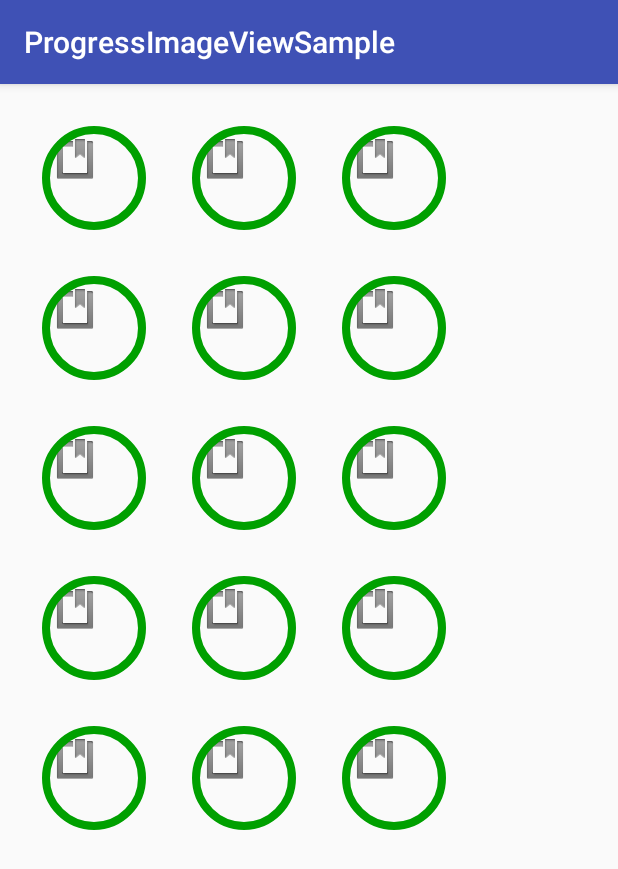
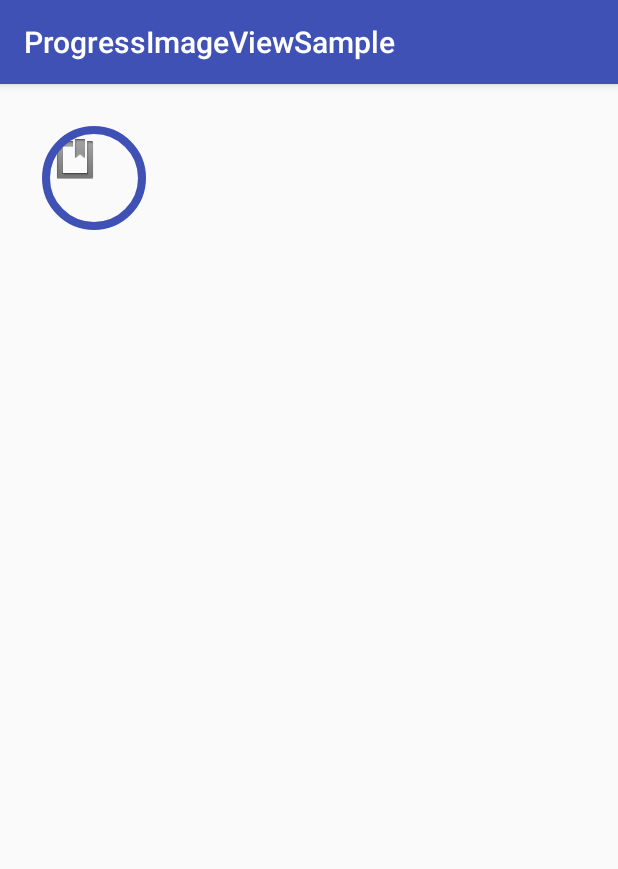
Before and after one commit to stefanosiano/PowerfulImageView, an Android app: the screen it shows after launch (MainActivity), on a phone screen of 412 x 824 dp. Shown: the top 869 px of the screen. Run offline under Robolectric (Android 15) with nearby library versions, the light colour scheme and no system bars.

Commit message:
separated progress drawing logic into dofferent classes added indeterminate progress color array added default colors

```diff
--- a/progressimageview/src/main/java/com/stefanosiano/progressimageview/ProgressCircleAnimation.java
+++ /dev/null
@@ -1,24 +0,0 @@
-package com.stefanosiano.progressimageview;
-
-import android.view.animation.Animation;
-import android.view.animation.Transformation;
-
-/**
- * Created by stefano on 3/11/17.
- */
-
-public class ProgressCircleAnimation extends Animation {
-
-    private ProgressImageView piv;
-    private int angle;
-
-    public ProgressCircleAnimation(ProgressImageView piv) {
-        this.piv = piv;
-    }
-
-    @Override
-    protected void applyTransformation(float interpolatedTime, Transformation transformation) {
-        angle = (int) (360 * interpolatedTime);
-        piv.setProgressAngleForAnimation(angle);
-    }
-}
--- a/progressimageview/src/main/java/com/stefanosiano/progressimageview/ProgressImageView.java
+++ b/progressimageview/src/main/java/com/stefanosiano/progressimageview/ProgressImageView.java
@@ -1,15 +1,21 @@
 package com.stefanosiano.progressimageview;
 
 import android.content.Context;
+import android.content.res.Resources;
 import android.content.res.TypedArray;
 import android.graphics.Canvas;
 import android.graphics.Color;
-import android.graphics.Paint;
 import android.graphics.RectF;
+import android.os.Build;
 import android.util.AttributeSet;
-import android.view.animation.AccelerateDecelerateInterpolator;
-import android.view.animation.Animation;
+import android.util.Log;
+import android.view.animation.Interpolator;
 import android.widget.ImageView;
+
+import com.stefanosiano.progressimageview.progress.DeterminateProgressDrawer;
+import com.stefanosiano.progressimageview.progress.DummyProgressDrawer;
+import com.stefanosiano.progressimageview.progress.IndeterminateProgressDrawer;
+import com.stefanosiano.progressimageview.progress.ProgressDrawer;
 
 /**
  * Created by stefano on 10/03/17.
@@ -23,19 +29,20 @@ public class ProgressImageView extends ImageView {
     private static final int DEFAULT_PROGRESS_CIRCLE_BORDER_WIDTH = 2;
     private static final int DEFAULT_PROGRESS_CIRCLE_BORDER_SIZE = 16;
     private static final int DEFAULT_PROGRESS_PERCENT = 0;
-    private static final int DEFAULT_PROGRESS_COLOR = Color.parseColor("#00A000");
-    private static final int DEFAULT_REMAINING_PROGRESS_COLOR = Color.LTGRAY;
 
     private final RectF progressBounds;
-    private final Paint progressPaint;
-    private final Paint progressRemainingPaint;
 
     private int mProgressCircleBorderWidth = DEFAULT_PROGRESS_CIRCLE_BORDER_WIDTH;
     private int mProgressCircleSize = DEFAULT_PROGRESS_CIRCLE_BORDER_SIZE;
     private int mProgressState = PROGRESS_STATE_DISABLED;
-    private int mProgressAngle = 0;
     private int mProgressColor = 0;
-    private int mProgressProgressColor = 0;
+    private int mRemainingProgressColor = 0;
+    private int[] mIndeterminateProgressColorArray = {};
+
+    private final DummyProgressDrawer dummyProgressDrawer;
+    private final DeterminateProgressDrawer determinateProgressDrawer;
+    private final IndeterminateProgressDrawer indeterminateProgressDrawer;
+    private ProgressDrawer progressDrawer;
 
     public ProgressImageView(Context context) {
         this(context, null, 0);
@@ -47,47 +54,42 @@ public class ProgressImageView extends ImageView {
 
     public ProgressImageView(Context context, AttributeSet attrs, int defStyleAttr) {
         super(context, attrs, defStyleAttr);
-        progressBounds = new RectF();
-        progressPaint = new Paint();
-        progressRemainingPaint = new Paint();
+
+        this.progressBounds = new RectF();
+        this.dummyProgressDrawer = new DummyProgressDrawer();
+        this.determinateProgressDrawer = new DeterminateProgressDrawer(this);
+        this.indeterminateProgressDrawer = new IndeterminateProgressDrawer(this);
 
         TypedArray a = context.obtainStyledAttributes(attrs, R.styleable.ProgressImageView, defStyleAttr, 0);
 
-        mProgressCircleBorderWidth = a.getDimensionPixelSize(R.styleable.ProgressImageView_piv_progress_circle_border_width, DEFAULT_PROGRESS_CIRCLE_BORDER_WIDTH);
-        mProgressCircleSize = a.getDimensionPixelSize(R.styleable.ProgressImageView_piv_progress_circle_size, DEFAULT_PROGRESS_CIRCLE_BORDER_SIZE);
-        mProgressState = a.getInteger(R.styleable.ProgressImageView_piv_progress_state, PROGRESS_STATE_DISABLED);
-        mProgressColor = a.getColor(R.styleable.ProgressImageView_piv_progress_color, DEFAULT_PROGRESS_COLOR);
-        mProgressProgressColor = a.getColor(R.styleable.ProgressImageView_piv_progress_remaining_color, DEFAULT_REMAINING_PROGRESS_COLOR);
-        mProgressAngle = (int) Math.floor(a.getFloat(R.styleable.ProgressImageView_piv_progress_percent, DEFAULT_PROGRESS_PERCENT) * 3.6f);
-        mProgressAngle = mProgressAngle % 360;
+        this.mProgressCircleBorderWidth = a.getDimensionPixelSize(R.styleable.ProgressImageView_piv_progress_circle_border_width, DEFAULT_PROGRESS_CIRCLE_BORDER_WIDTH);
+        this.mProgressCircleSize = a.getDimensionPixelSize(R.styleable.ProgressImageView_piv_progress_circle_size, DEFAULT_PROGRESS_CIRCLE_BORDER_SIZE);
+        this.mProgressState = a.getInteger(R.styleable.ProgressImageView_piv_progress_state, PROGRESS_STATE_DISABLED);
+        this.mProgressColor = a.getColor(R.styleable.ProgressImageView_piv_progress_color,
+                Build.VERSION.SDK_INT < Build.VERSION_CODES.M ? getResources().getColor(R.color.piv_default_progress_color) : getResources().getColor(R.color.piv_default_progress_color, getContext().getTheme()));
+        this.mRemainingProgressColor = a.getColor(R.styleable.ProgressImageView_piv_progress_remaining_color,
+                Build.VERSION.SDK_INT < Build.VERSION_CODES.M ? getResources().getColor(R.color.piv_default_remaining_progress_color) : getResources().getColor(R.color.piv_default_remaining_progress_color, getContext().getTheme()));
+        int angle = (int) (a.getFloat(R.styleable.ProgressImageView_piv_progress_percent, DEFAULT_PROGRESS_PERCENT) * 3.6f);
+        this.determinateProgressDrawer.setProgressAngle(angle);
+
+        final int id = a.getResourceId(R.styleable.ProgressImageView_piv_indeterminate_progress_color_array, R.array.piv_default_indeterminate_progress_colors);
+
+        try{
+            mIndeterminateProgressColorArray = a.getResources().getIntArray(id);
+            if(mIndeterminateProgressColorArray.length < 2){
+                mIndeterminateProgressColorArray = new int[]{this.mRemainingProgressColor, this.mProgressColor};
+            }
+
+        }
+        catch (Resources.NotFoundException e){
+            e.printStackTrace();
+            Log.e("ASD", "3");
+            mIndeterminateProgressColorArray = new int[]{this.mRemainingProgressColor, this.mProgressColor};
+        }
 
         a.recycle();
 
-        ProgressCircleAnimation animation = new ProgressCircleAnimation(this);
-        animation.setRepeatCount(Animation.INFINITE);
-        animation.setRepeatMode(Animation.INFINITE);
-        animation.setInterpolator(new AccelerateDecelerateInterpolator());
-        animation.setDuration(1000);
-        animation.setAnimationListener(new Animation.AnimationListener() {
-            @Override
-            public void onAnimationStart(Animation animation) {
-
-            }
-
-            @Override
-            public void onAnimationEnd(Animation animation) {
-            }
-
-            @Override
-            public void onAnimationRepeat(Animation animation) {
-                progressRemainingPaint.setColor(progressPaint.getColor());
-                progressPaint.setColor(progressPaint.getColor()+100);
-            }
-        });
-
-        if(mProgressState == PROGRESS_STATE_INDETERMINATE) {
-            startAnimation(animation);
-        }
+        changeProgressState(mProgressState);
     }
 
     @Override
@@ -109,61 +111,54 @@ public class ProgressImageView extends ImageView {
     }
 
     private void setup(){
-        progressPaint.setColor(mProgressColor);
-        progressPaint.setStrokeWidth(mProgressCircleBorderWidth);
-        progressPaint.setAntiAlias(true);
-        progressPaint.setStyle(Paint.Style.STROKE);
-        progressRemainingPaint.setColor(mProgressProgressColor);
-        progressRemainingPaint.setStrokeWidth(mProgressCircleBorderWidth);
-        progressRemainingPaint.setAntiAlias(true);
-        progressRemainingPaint.setStyle(Paint.Style.STROKE);
 
         progressBounds.set(
-                getWidth() - mProgressCircleSize - progressPaint.getStrokeWidth() - getPaddingRight(),
-                getHeight() - mProgressCircleSize - progressPaint.getStrokeWidth() - getPaddingBottom(),
-                getWidth() - progressPaint.getStrokeWidth() - getPaddingRight(),
-                getHeight() - progressPaint.getStrokeWidth() - getPaddingBottom());
+                getWidth() - mProgressCircleSize - mProgressCircleBorderWidth - getPaddingRight(),
+                getHeight() - mProgressCircleSize - mProgressCircleBorderWidth - getPaddingBottom(),
+                getWidth() - mProgressCircleBorderWidth - getPaddingRight(),
+                getHeight() - mProgressCircleBorderWidth - getPaddingBottom());
     }
+
+    private void changeProgressState(int progressState){
+        mProgressState = progressState;
+        switch (mProgressState){
+            case PROGRESS_STATE_INDETERMINATE:
+                progressDrawer = indeterminateProgressDrawer;
+                break;
+            case PROGRESS_STATE_DETERMINATE:
+                progressDrawer = determinateProgressDrawer;
+                break;
+            default:
+            case PROGRESS_STATE_DISABLED:
+                progressDrawer = dummyProgressDrawer;
+                break;
+        }
+        progressDrawer.init(mProgressColor, mProgressCircleBorderWidth, mRemainingProgressColor, mIndeterminateProgressColorArray);
+    }
+
 
     @Override
     protected void onDraw(Canvas canvas) {
         super.onDraw(canvas);
-
-        switch (mProgressState){
-            case PROGRESS_STATE_INDETERMINATE:
-                canvas.drawArc(progressBounds, -90 + mProgressAngle, 360 - mProgressAngle, false, progressRemainingPaint);
-                canvas.drawArc(progressBounds, -90, mProgressAngle, false, progressPaint);
-                break;
-            case PROGRESS_STATE_DETERMINATE:
-                canvas.drawArc(progressBounds, -90 + mProgressAngle, 360 - mProgressAngle, false, progressRemainingPaint);
-                canvas.drawArc(progressBounds, -90, mProgressAngle, false, progressPaint);
-                break;
-            case PROGRESS_STATE_DISABLED:
-            default:
-                break;
-        }
-
+        progressDrawer.draw(canvas, progressBounds);
     }
 
 
-    public void setProgressPercent(double progressPercent) {
-        this.mProgressState = PROGRESS_STATE_DETERMINATE;
-        this.mProgressAngle = (int) Math.floor(progressPercent * 3.6d);
-        this.mProgressAngle = mProgressAngle % 360;
-        postInvalidate();
+    public final void setProgressPercent(double progressPercent) {
+        changeProgressState(PROGRESS_STATE_DETERMINATE);
+        int angle = (int) (progressPercent * 3.6f);
+        determinateProgressDrawer.setProgressAngle(angle);
     }
 
-    public void setProgressAngleForAnimation(int progressAngle) {
-        this.mProgressAngle = progressAngle;
-        this.mProgressAngle = mProgressAngle % 360;
-        postInvalidate();
-    }
-
-    public void disableProgress(){
+    public final void disableProgress(){
         this.mProgressState = PROGRESS_STATE_DISABLED;
     }
 
-    public void setProgressIndeterminate(){
+    public final void setProgressIndeterminate(){
         this.mProgressState = PROGRESS_STATE_INDETERMINATE;
     }
+
+    public final void setIndeterminateProgressInterpolator(Interpolator interpolator){
+        indeterminateProgressDrawer.setProgressAnimationInterpolator(interpolator);
+    }
 }
--- /dev/null
+++ b/progressimageview/src/main/java/com/stefanosiano/progressimageview/progress/DeterminateProgressDrawer.java
@@ -0,0 +1,55 @@
+package com.stefanosiano.progressimageview.progress;
+
+import android.graphics.Canvas;
+import android.graphics.Paint;
+import android.graphics.RectF;
+
+import com.stefanosiano.progressimageview.ProgressImageView;
+
+/**
+ * Created by stefano on 3/12/17.
+ */
+
+public class DeterminateProgressDrawer implements ProgressDrawer {
+
+    private final ProgressImageView piw;
+    private int mRemainingProgressStartAngle, mRemainingProgressSweepAngle, mProgressSweepAngle;
+    private Paint mProgressPaint, mProgressRemainingPaint;
+
+    public DeterminateProgressDrawer(ProgressImageView piw) {
+        this.piw = piw;
+    }
+
+    public void setProgressAngle(int progressAngle) {
+        int mProgressAngle = progressAngle;
+        if(mProgressAngle > 360)
+            mProgressAngle = mProgressAngle % 360;
+
+        this.mRemainingProgressStartAngle = mProgressAngle - 90;
+        this.mRemainingProgressSweepAngle = 360 - mProgressAngle;
+        this.mProgressSweepAngle = mProgressAngle;
+        this.piw.postInvalidate();
+    }
+
+    @Override
+    public void init(int progressColor, int progressCircleBorderWidth, int remainingProgressColor, int[] indeterminateProgressColorArray) {
+
+        if(mProgressPaint == null) mProgressPaint = new Paint();
+        if(mProgressRemainingPaint == null) mProgressRemainingPaint = new Paint();
+
+        mProgressPaint.setColor(progressColor);
+        mProgressPaint.setStrokeWidth(progressCircleBorderWidth);
+        mProgressPaint.setAntiAlias(true);
+        mProgressPaint.setStyle(Paint.Style.STROKE);
+        mProgressRemainingPaint.setColor(remainingProgressColor);
+        mProgressRemainingPaint.setStrokeWidth(progressCircleBorderWidth);
+        mProgressRemainingPaint.setAntiAlias(true);
+        mProgressRemainingPaint.setStyle(Paint.Style.STROKE);
+    }
+
+    @Override
+    public void draw(Canvas canvas, RectF progressBounds) {
+        canvas.drawArc(progressBounds, mRemainingProgressStartAngle, mRemainingProgressSweepAngle, false, mProgressRemainingPaint);
+        canvas.drawArc(progressBounds, -90, mProgressSweepAngle, false, mProgressPaint);
+    }
+}
--- /dev/null
+++ b/progressimageview/src/main/java/com/stefanosiano/progressimageview/progress/DummyProgressDrawer.java
@@ -0,0 +1,21 @@
+package com.stefanosiano.progressimageview.progress;
+
+import android.graphics.Canvas;
+import android.graphics.RectF;
+
+/**
+ * Created by stefano on 3/12/17.
+ */
+
+public class DummyProgressDrawer implements ProgressDrawer {
+
+    @Override
+    public void init(int progressColor, int progressCircleBorderWidth, int remainingProgressColor, int[] indeterminateProgressColorArray) {
+
+    }
+
+    @Override
+    public void draw(Canvas canvas, RectF progressBounds) {
+
+    }
+}
--- /dev/null
+++ b/progressimageview/src/main/java/com/stefanosiano/progressimageview/progress/IndeterminateProgressDrawer.java
@@ -0,0 +1,114 @@
+package com.stefanosiano.progressimageview.progress;
+
+import android.graphics.Canvas;
+import android.graphics.Paint;
+import android.graphics.RectF;
+import android.util.Log;
+import android.view.animation.AccelerateDecelerateInterpolator;
+import android.view.animation.Animation;
+import android.view.animation.Interpolator;
+import android.view.animation.Transformation;
+
+import com.stefanosiano.progressimageview.ProgressImageView;
+
+/**
+ * Created by stefano on 3/12/17.
+ */
+
+public class IndeterminateProgressDrawer implements ProgressDrawer {
+
+    private final ProgressImageView piw;
+    private Animation progressAnimation;
+    private Paint mProgressPaint, mProgressRemainingPaint;
+    private int mRemainingProgressStartAngle, mRemainingProgressSweepAngle, mProgressSweepAngle;
+    private int[] mIndeterminateProgressColorArray;
+
+    public IndeterminateProgressDrawer(ProgressImageView piw) {
+        this.piw = piw;
+    }
+
+    public void setProgressAngle(int progressAngle) {
+        int mProgressAngle = progressAngle;
+        if(mProgressAngle > 360)
+            mProgressAngle = mProgressAngle % 360;
+
+        this.mRemainingProgressStartAngle = mProgressAngle - 90;
+        this.mRemainingProgressSweepAngle = 360 - mProgressAngle;
+        this.mProgressSweepAngle = mProgressAngle;
+        this.piw.postInvalidate();
+    }
+
+    @Override
+    public void init(int progressColor, int progressCircleBorderWidth, int remainingProgressColor, int[] indeterminateProgressColorArray) {
+
+        createAnimationIfNeeded();
+        if(mProgressPaint == null) mProgressPaint = new Paint();
+        if(mProgressRemainingPaint == null) mProgressRemainingPaint = new Paint();
+
+        mIndeterminateProgressColorArray = indeterminateProgressColorArray;
+        mProgressPaint.setColor(progressColor);
+        mProgressPaint.setStrokeWidth(progressCircleBorderWidth);
+        mProgressPaint.setAntiAlias(true);
+        mProgressPaint.setStyle(Paint.Style.STROKE);
+        mProgressRemainingPaint.setColor(remainingProgressColor);
+        mProgressRemainingPaint.setStrokeWidth(progressCircleBorderWidth);
+        mProgressRemainingPaint.setAntiAlias(true);
+        mProgressRemainingPaint.setStyle(Paint.Style.STROKE);
+
+        piw.clearAnimation();
+        piw.startAnimation(progressAnimation);
+    }
+
+
+    @Override
+    public void draw(Canvas canvas, RectF progressBounds) {
+        canvas.drawArc(progressBounds, mRemainingProgressStartAngle, mRemainingProgressSweepAngle, false, mProgressRemainingPaint);
+        canvas.drawArc(progressBounds, -90, mProgressSweepAngle, false, mProgressPaint);
+    }
+
+
+
+    public void setProgressAnimationInterpolator (Interpolator interpolator){
+        createAnimationIfNeeded();
+        progressAnimation.setInterpolator(interpolator);
+    }
+
+    private void createAnimationIfNeeded(){
+
+        if(progressAnimation != null)
+            return;
+
+        progressAnimation = new Animation(){
+            @Override
+            protected void applyTransformation(float interpolatedTime, Transformation t) {
+                setProgressAngle((int) (360 * interpolatedTime));
+            }
+        };
+        progressAnimation.setRepeatCount(Animation.INFINITE);
+        progressAnimation.setRepeatMode(Animation.INFINITE);
+        progressAnimation.setInterpolator(new AccelerateDecelerateInterpolator());
+        progressAnimation.setDuration(1000);
+        progressAnimation.setAnimationListener(new Animation.AnimationListener() {
+            int i = 0;
+            @Override
+            public void onAnimationStart(Animation animation) {
+
+            }
+
+            @Override
+            public void onAnimationEnd(Animation animation) {
+            }
+
+            @Override
+            public void onAnimationRepeat(Animation animation) {
+                i = (i+1) % mIndeterminateProgressColorArray.length;
+                int i1 = i;
+                int i2 = i+1;
+                i2 = i2 % mIndeterminateProgressColorArray.length;
+
+                mProgressRemainingPaint.setColor(mIndeterminateProgressColorArray[i1]);
+                mProgressPaint.setColor(mIndeterminateProgressColorArray[i2]);
+            }
+        });
+    }
+}
--- /dev/null
+++ b/progressimageview/src/main/java/com/stefanosiano/progressimageview/progress/ProgressDrawer.java
@@ -0,0 +1,13 @@
+package com.stefanosiano.progressimageview.progress;
+
+import android.graphics.Canvas;
+import android.graphics.RectF;
+
+/**
+ * Created by stefano on 3/12/17.
+ */
+
+public interface ProgressDrawer {
+    void init(int progressColor, int progressCircleBorderWidth, int remainingProgressColor, int[] indeterminateProgressColorArray);
+    void draw(Canvas canvas, RectF progressBounds);
+}
--- a/progressimageview/src/main/res/values/attrs.xml
+++ b/progressimageview/src/main/res/values/attrs.xml
@@ -6,6 +6,7 @@
         <attr name="piv_progress_percent" format="float" />
         <attr name="piv_progress_color" format="color" />
         <attr name="piv_progress_remaining_color" format="color" />
+        <attr name="piv_indeterminate_progress_color_array" format="reference" />
         <attr name="piv_progress_state" format="enum" >
             <enum name="indeterminate" value="1"/>
             <enum name="determinate" value="2"/>
--- /dev/null
+++ b/progressimageview/src/main/res/values/colors.xml
@@ -0,0 +1,9 @@
+<?xml version="1.0" encoding="utf-8"?>
+<resources>
+    <color name="piv_default_progress_color">#00A000</color>
+    <color name="piv_default_remaining_progress_color">#CCCCCC</color>
+    <array name="piv_default_indeterminate_progress_colors">
+        <item>#A0A0A0</item>
+        <item>#D0D0D0</item>
+    </array>
+</resources>
--- a/sample/src/main/res/layout/activity_main.xml
+++ b/sample/src/main/res/layout/activity_main.xml
@@ -10,12 +10,14 @@
     tools:context="com.stefanosiano.progressimageviewsample.MainActivity">
 
     <TableRow>
+        <!--
     <com.stefanosiano.progressimageview.ProgressImageView
         android:layout_width="100dp"
         android:layout_height="100dp"
         android:scaleType="center"
         android:src="@android:drawable/ic_input_get"
 
+        app:piv_indeterminate_progress_color_array="@array/piv_default_indeterminate_progress_colors"
         app:piv_progress_state="indeterminate"
         app:piv_progress_color="#00A000"
         app:piv_progress_percent="22"
@@ -29,10 +31,12 @@
         android:scaleType="center"
         android:src="@android:drawable/ic_input_get"
 
+        app:piv_indeterminate_progress_color_array="@array/indeterminate_progress_colors"
         app:piv_progress_state="indeterminate"
         app:piv_progress_percent="10"
         app:piv_progress_circle_border_width="5dp"
         app:piv_progress_circle_size="64dp" />
+        -->
 
 
     <com.stefanosiano.progressimageview.ProgressImageView
@@ -41,14 +45,16 @@
         android:scaleType="center"
         android:src="@android:drawable/ic_input_get"
 
+        app:piv_indeterminate_progress_color_array="@array/indeterminate_progress_colors2"
         app:piv_progress_state="indeterminate"
+        app:piv_progress_color="@color/colorPrimary"
         app:piv_progress_percent="10"
         app:piv_progress_circle_border_width="5dp"
         app:piv_progress_circle_size="64dp" />
 
     </TableRow>
 
-
+<!--
     <TableRow>
     <com.stefanosiano.progressimageview.ProgressImageView
         android:layout_width="100dp"
@@ -56,6 +62,8 @@
         android:scaleType="center"
         android:src="@android:drawable/ic_input_get"
 
+        app:piv_progress_remaining_color="@color/colorPrimary"
+        app:piv_progress_color="@color/colorAccent"
         app:piv_progress_state="indeterminate"
         app:piv_progress_percent="10"
         app:piv_progress_circle_border_width="5dp"
@@ -203,5 +211,5 @@
         app:piv_progress_circle_size="64dp" />
 
     </TableRow>
-
+-->
 </TableLayout>
--- a/sample/src/main/res/values/colors.xml
+++ b/sample/src/main/res/values/colors.xml
@@ -3,4 +3,12 @@
     <color name="colorPrimary">#3F51B5</color>
     <color name="colorPrimaryDark">#303F9F</color>
     <color name="colorAccent">#FF4081</color>
+
+    <array name="indeterminate_progress_colors">
+        <item>#808080</item>
+        <item>@color/colorAccent</item>
+    </array>
+    <array name="indeterminate_progress_colors2">
+        <item>#a0a020</item>
+    </array>
 </resources>
```
